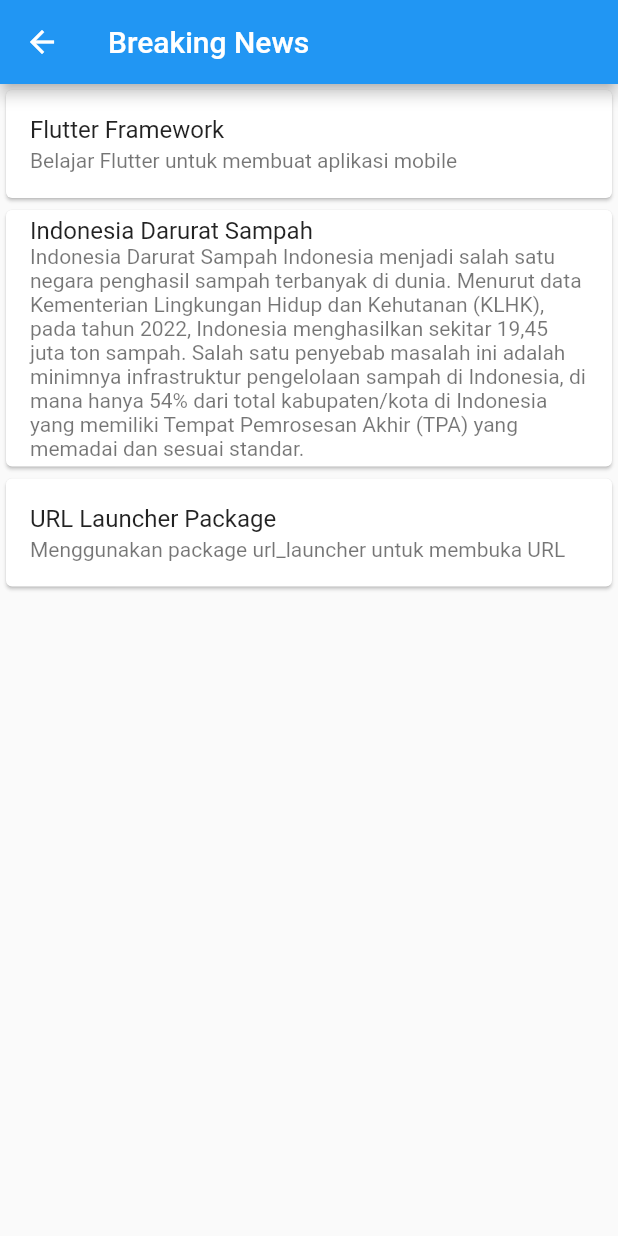
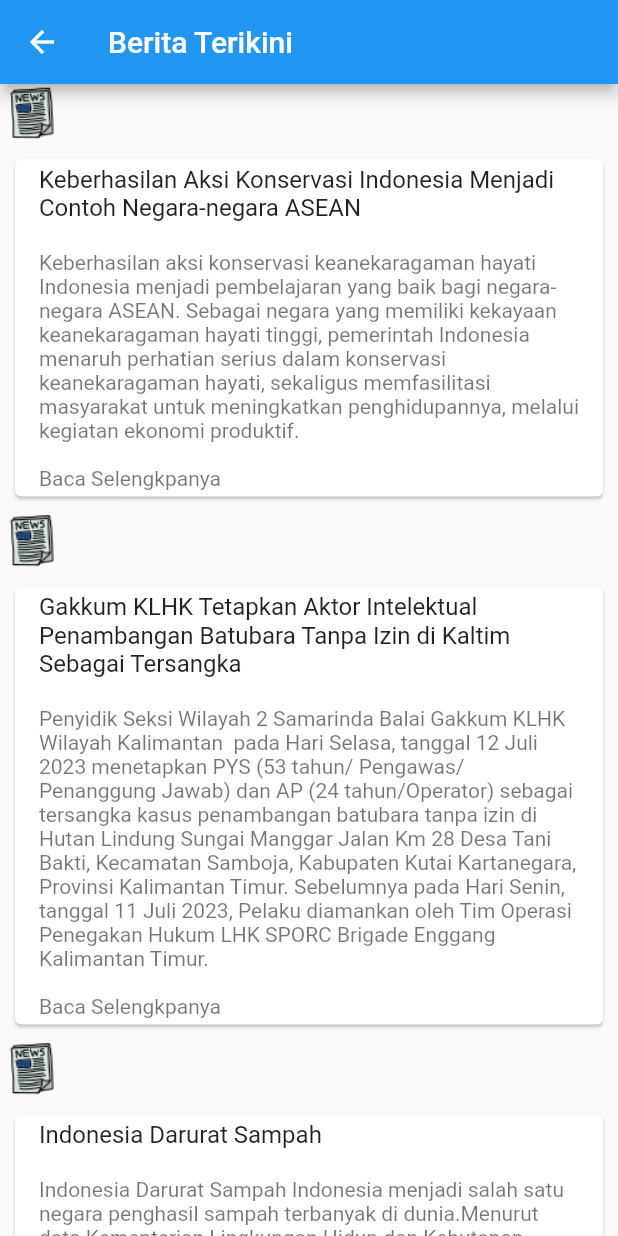
Before and after one commit to ramdhansy12/itrash-skripsi, a Flutter app: the MainPage screen opened by its route, after a tap on "Lihat Berita Lainya", on a phone screen of 412 x 824 dp. Run offline on Flutter 3.47's test engine with Material 2 defaults, Android fonts, the phone set to English and light mode, and no system bars; our stand-ins replace google_fonts; accounts and stored records are empty; network calls fail.

Commit message:
update berita

```diff
--- a/lib/model/transaksi.dart
+++ b/lib/model/transaksi.dart
@@ -21,6 +21,6 @@ class TransaksiModel {
     noTransaksi = json['no_transaksi'];
     tanggalTransaksi = json['tanggal_transaksi'];
     status = json['status'];
-    total = json['total'];
+    total = int.parse(json['total'].toString());
   }
 }
--- a/lib/page/bank_sampah.dart
+++ b/lib/page/bank_sampah.dart
@@ -78,7 +78,7 @@ class BankSampahPage extends StatelessWidget {
                         }
                       },
                       child: Image.asset(
-                        'asset/image_trssampah.png',
+                        'asset/il_transaksi.png',
                       ),
                     ),
                     Text(
--- a/lib/page/sign_in_page.dart
+++ b/lib/page/sign_in_page.dart
@@ -28,7 +28,8 @@ class _SignInPageState extends State<SignInPage> {
         email: emailController.text,
         password: passwordController.text,
       )) {
-        // ignore: use_build_context_synchronously
+        print(authProvider);
+
         Navigator.pushNamed(context, '/home');
       } else {
         setState(() {
--- a/lib/services/auth_services.dart
+++ b/lib/services/auth_services.dart
@@ -5,7 +5,7 @@ import 'package:itrash_skripsi/model/model.dart';
 import 'package:http/http.dart' as http;
 
 class AuthServices {
-  String baseUrl = 'http://192.168.56.56/api';
+  String baseUrl = 'https://itrash.technosolution.site/api';
 
   Future<User> login({
     String? email,
@@ -25,6 +25,7 @@ class AuthServices {
 
       User user = User.fromJson(dataResponse['user']);
 
+      // ignore: prefer_interpolation_to_compose_strings
       user.token = 'Bearer ' + dataResponse['access_token'];
 
       return user;
--- a/lib/services/pembayaran_service.dart
+++ b/lib/services/pembayaran_service.dart
@@ -3,7 +3,7 @@ import 'package:itrash_skripsi/model/model.dart';
 import 'package:http/http.dart' as http;
 
 class PembayaranService {
-  String baseUrl = 'http://192.168.56.56/api';
+  String baseUrl = 'https://itrash.technosolution.site/api';
 
   Future<List<PembayaranModel>> getPembayaran(String token) async {
     var url = '$baseUrl/pembayaran';
--- a/lib/services/transaksi_service.dart
+++ b/lib/services/transaksi_service.dart
@@ -3,7 +3,7 @@ import 'package:itrash_skripsi/model/model.dart';
 import 'package:http/http.dart' as http;
 
 class TransaksiService {
-  String baseUrl = 'http://192.168.56.56/api';
+  String baseUrl = 'https://itrash.technosolution.site/api';
 
   Future<List<TransaksiModel>> getTransaksi(String token) async {
     var url = '$baseUrl/transaksi';
--- a/lib/widgets/berita_card.dart
+++ b/lib/widgets/berita_card.dart
@@ -11,19 +11,53 @@ class BeritaCard extends StatefulWidget {
 class _BeritaCardState extends State<BeritaCard> {
   final List<Berita> _listBerita = [
     Berita(
-      judul: 'Flutter Framework',
-      deskripsi: 'Belajar Flutter untuk membuat aplikasi mobile',
+      judul:
+          'Keberhasilan Aksi Konservasi Indonesia Menjadi Contoh Negara-negara ASEAN\n',
+      deskripsi:
+          'Keberhasilan aksi konservasi keanekaragaman hayati Indonesia menjadi pembelajaran yang baik bagi negara-negara ASEAN. Sebagai negara yang memiliki kekayaan keanekaragaman hayati tinggi, pemerintah Indonesia menaruh perhatian serius dalam konservasi keanekaragaman hayati, sekaligus memfasilitasi masyarakat untuk meningkatkan penghidupannya, melalui kegiatan ekonomi produktif.\n'
+          '\nBaca Selengkpanya',
+      url:
+          'https://www.menlhk.go.id/site/single_post/5476/keberhasilan-aksi-konservasi-indonesia-menjadi-contoh-negara-negara-asean',
+    ),
+    Berita(
+      judul:
+          'Gakkum KLHK Tetapkan Aktor Intelektual Penambangan Batubara Tanpa Izin di Kaltim Sebagai Tersangka\n',
+      deskripsi:
+          'Penyidik Seksi Wilayah 2 Samarinda Balai Gakkum KLHK Wilayah Kalimantan  pada Hari Selasa, tanggal 12 Juli 2023 menetapkan PYS (53 tahun/ Pengawas/Penanggung Jawab) dan AP (24 tahun/Operator) sebagai tersangka kasus penambangan batubara tanpa izin di Hutan Lindung Sungai Manggar Jalan Km 28 Desa Tani Bakti, Kecamatan Samboja, Kabupaten Kutai Kartanegara, Provinsi Kalimantan Timur. Sebelumnya pada Hari Senin, tanggal 11 Juli 2023, Pelaku diamankan oleh Tim Operasi Penegakan Hukum LHK SPORC Brigade Enggang Kalimantan Timur.\n'
+          '\nBaca Selengkpanya',
+      url:
+          'https://www.menlhk.go.id/site/single_post/5462/gakkum-klhk-tetapkan-aktor-intelektual-penambangan-batubara-tanpa-izin-di-kaltim-sebagai-tersangka',
+    ),
+    Berita(
+      judul: 'Indonesia Darurat Sampah\n',
+      deskripsi:
+          'Indonesia Darurat Sampah Indonesia menjadi salah satu negara penghasil sampah terbanyak di dunia.Menurut data Kementerian Lingkungan Hidup dan Kehutanan (KLHK), pada tahun 2022, Indonesia menghasilkan sekitar 19,45 juta ton sampah. Salah satu penyebab masalah ini adalah minimnya infrastruktur pengelolaan sampah di Indonesia, di mana hanya 54% dari total kabupaten/kota di Indonesia yang memiliki Tempat Pemrosesan Akhir (TPA) yang memadai dan sesuai standar.\n'
+          '\nBaca Selengkpanya',
       url: 'https://www.liputan6.com/tag/sampah',
     ),
     Berita(
-      judul: 'Indonesia Darurat Sampah',
+      judul:
+          'Pelaku Perambahanan dan Penebangan Liar di Kawasan Hutan KPH Maria Donggo Massa - NTB Siap Disidangkan\n',
       deskripsi:
-          'Indonesia Darurat Sampah Indonesia menjadi salah satu negara penghasil sampah terbanyak di dunia. Menurut data Kementerian Lingkungan Hidup dan Kehutanan (KLHK), pada tahun 2022, Indonesia menghasilkan sekitar 19,45 juta ton sampah. Salah satu penyebab masalah ini adalah minimnya infrastruktur pengelolaan sampah di Indonesia, di mana hanya 54% dari total kabupaten/kota di Indonesia yang memiliki Tempat Pemrosesan Akhir (TPA) yang memadai dan sesuai standar.',
-      url: 'https://www.liputan6.com/tag/sampah',
+          'Tim Penyidik Balai Gakkum KLHK Wilayah Jawa, Bali, dan Nusa Tenggara (Jabalnusra) telah merampungkan berkas perkara kasus perambahan kawasan dan penebangan liar yang terjadi di kawasan hutan KPH Maria Donggo Massa, Kabupaten Bima, Provinsi Nusa Tenggara Barat atas nama tersangka berinisial “J”. Berkas perkara tersebut telah dinyatakan lengkap (P21) oleh Jaksa Penutut Umum Kejaksaan Tinggi Nusa Tenggara Barat\n'
+          '\nBaca Selengkpanya',
+      url:
+          'https://www.menlhk.go.id/site/single_post/5461/pelaku-perambahanan-dan-penebangan-liar-di-kawasan-hutan-kph-maria-donggo-massa-ntb-siap-disidangkan',
     ),
     Berita(
-      judul: 'URL Launcher Package',
-      deskripsi: 'Menggunakan package url_launcher untuk membuka URL',
+      judul:
+          'Saling Belajar Kelola Mangrove, Menteri LHK Ajak Delegasi India Diskusi di TWA Mangrove Angke Kapuk\n',
+      deskripsi:
+          'Menteri Lingkungan Hidup dan Kehutanan (LHK) Republik Indonesia, Siti Nurbaya menerima kunjungan delegasi dari Kementerian Lingkungan Hidup India di Taman Wisata Alam (TWA) Mangrove Angke Kapuk, Jakarta (10/7/2023). Kunjungan Delegasi KLH India ini ke Indonesia ini dimanfaatkan untuk saling mempelajari tata kelola rehabilitasi mangrove dan upaya-upaya dalam pengendalian perubahan iklim..\n'
+          '\nBaca Selengkpanya',
+      url:
+          'https://www.menlhk.go.id/site/single_post/5455/saling-belajar-kelola-mangrove-menteri-lhk-ajak-delegasi-india-diskusi-di-twa-mangrove-angke-kapuk',
+    ),
+    Berita(
+      judul: 'Indonesia Darurat Sampah\n',
+      deskripsi:
+          'Indonesia Darurat Sampah Indonesia menjadi salah satu negara penghasil sampah terbanyak di dunia.Menurut data Kementerian Lingkungan Hidup dan Kehutanan (KLHK), pada tahun 2022, Indonesia menghasilkan sekitar 19,45 juta ton sampah. Salah satu penyebab masalah ini adalah minimnya infrastruktur pengelolaan sampah di Indonesia, di mana hanya 54% dari total kabupaten/kota di Indonesia yang memiliki Tempat Pemrosesan Akhir (TPA) yang memadai dan sesuai standar.\n'
+          '\nBaca Selengkpanya',
       url: 'https://www.liputan6.com/tag/sampah',
     ),
   ];
@@ -32,12 +66,20 @@ class _BeritaCardState extends State<BeritaCard> {
   Widget build(BuildContext context) {
     return Scaffold(
       appBar: AppBar(
-        title: Text('Breaking News'),
+        title: const Text('Berita Terikini'),
       ),
       body: ListView.builder(
         itemCount: _listBerita.length,
         itemBuilder: (context, index) {
-          return Card(
+          return Column(
+            crossAxisAlignment: CrossAxisAlignment.start,
+            children: [
+              Image.asset(
+                'asset/icon_news.png',
+                height: 40,
+              ),
+              Card(
+                margin: EdgeInsets.all(10),
                 child: ListTile(
                   title: Text(_listBerita[index].judul),
                   subtitle: Text(_listBerita[index].deskripsi),
@@ -45,6 +87,8 @@ class _BeritaCardState extends State<BeritaCard> {
                     _openURL(_listBerita[index].url);
                   },
                 ),
+              ),
+            ],
           );
         },
       ),
--- a/lib/widgets/news2_card.dart
+++ b/lib/widgets/news2_card.dart
@@ -19,8 +19,8 @@ class NewsCard2 extends StatelessWidget {
       child: Column(
         crossAxisAlignment: CrossAxisAlignment.start,
         children: [
-          Image.asset(
-            'asset/news2.jpg.webp',
+          Image.network(
+            'https://img.antaranews.com/cache/800x533/2023/07/20/IMG-20230720-WA0017.jpg.webp',
             width: 200,
             height: 140,
             fit: BoxFit.fill,
@@ -33,7 +33,7 @@ class NewsCard2 extends StatelessWidget {
               crossAxisAlignment: CrossAxisAlignment.start,
               children: [
                 const SizedBox(
-                  height: 15,
+                  height: 5,
                 ),
                 Text(
                   'Warga Keluhkan Tumpukan Sampah di Jalan Inspeksi',
@@ -43,14 +43,16 @@ class NewsCard2 extends StatelessWidget {
                   ),
                   overflow: TextOverflow.ellipsis,
                 ),
+                const SizedBox(
+                  height: 5,
+                ),
                 TextButton(
                   style: TextButton.styleFrom(
                     textStyle:
                         const TextStyle(fontSize: 10, color: Colors.black54),
                   ),
-                  onPressed: () async {
-                    Uri.https(
-                        'https://www.merdeka.com/jatim/alasan-pentingnya-menjaga-kebersihan-lingkungan-bantu-lindungi-kesehatan-kln.html');
+                  onPressed: () {
+                    Navigator.pushNamed(context, '/berita');
                   },
                   child: const Text(
                     'Baca Selengkpanya....',
--- a/lib/widgets/news3_card.dart
+++ b/lib/widgets/news3_card.dart
@@ -19,8 +19,8 @@ class NewsCard3 extends StatelessWidget {
       child: Column(
         crossAxisAlignment: CrossAxisAlignment.start,
         children: [
-          Image.asset(
-            'asset/news3.jpeg.webp',
+          Image.network(
+            'https://img.antaranews.com/cache/800x533/2023/07/06/DF2E2652-83D4-4E31-92D4-D6464BE42DCC.jpeg.webp',
             width: 200,
             height: 140,
             fit: BoxFit.fill,
@@ -33,7 +33,7 @@ class NewsCard3 extends StatelessWidget {
               crossAxisAlignment: CrossAxisAlignment.start,
               children: [
                 const SizedBox(
-                  height: 15,
+                  height: 5,
                 ),
                 Text(
                   'Indonesia dan Korea Kembangkan Teknologi Pengembangan Sampah',
@@ -43,13 +43,16 @@ class NewsCard3 extends StatelessWidget {
                   ),
                   overflow: TextOverflow.ellipsis,
                 ),
+                const SizedBox(
+                  height: 5,
+                ),
                 TextButton(
                   style: TextButton.styleFrom(
-                      textStyle:
-                          const TextStyle(fontSize: 10, color: Colors.black54)),
+                    textStyle:
+                        const TextStyle(fontSize: 10, color: Colors.black54),
+                  ),
                   onPressed: () {
-                    Uri.https(
-                        'https://www.merdeka.com/jatim/alasan-pentingnya-menjaga-kebersihan-lingkungan-bantu-lindungi-kesehatan-kln.html');
+                    Navigator.pushNamed(context, '/berita');
                   },
                   child: const Text(
                     'Baca Selengkpanya....',
--- a/lib/widgets/news_card.dart
+++ b/lib/widgets/news_card.dart
@@ -19,8 +19,8 @@ class NewsCard extends StatelessWidget {
       child: Column(
         crossAxisAlignment: CrossAxisAlignment.start,
         children: [
-          Image.asset(
-            'asset/news1.jpg.webp',
+          Image.network(
+            'https://img.antaranews.com/cache/800x533/2023/07/21/IMG_20230721_221150.jpg.webp',
             width: 200,
             height: 140,
             fit: BoxFit.fill,
@@ -33,7 +33,7 @@ class NewsCard extends StatelessWidget {
               crossAxisAlignment: CrossAxisAlignment.start,
               children: [
                 const SizedBox(
-                  height: 15,
+                  height: 5,
                 ),
                 Text(
                   'Pemda DIY Meminta Kabupaten Kota Kelola Sampah Secara Mandiri',
@@ -43,12 +43,17 @@ class NewsCard extends StatelessWidget {
                   ),
                   overflow: TextOverflow.ellipsis,
                 ),
+                const SizedBox(
+                  height: 5,
+                ),
                 TextButton(
                   style: TextButton.styleFrom(
                     textStyle:
                         const TextStyle(fontSize: 10, color: Colors.black54),
                   ),
-                  onPressed: () async {},
+                  onPressed: () {
+                    Navigator.pushNamed(context, '/berita');
+                  },
                   child: const Text(
                     'Baca Selengkpanya....',
                     style: TextStyle(color: Colors.white70),
```
Also changed, not shown: asset/icon_news.png (added), asset/il_transaksi.png (added), 1 other file. Lines whose indentation alone changed are shown as unchanged.
